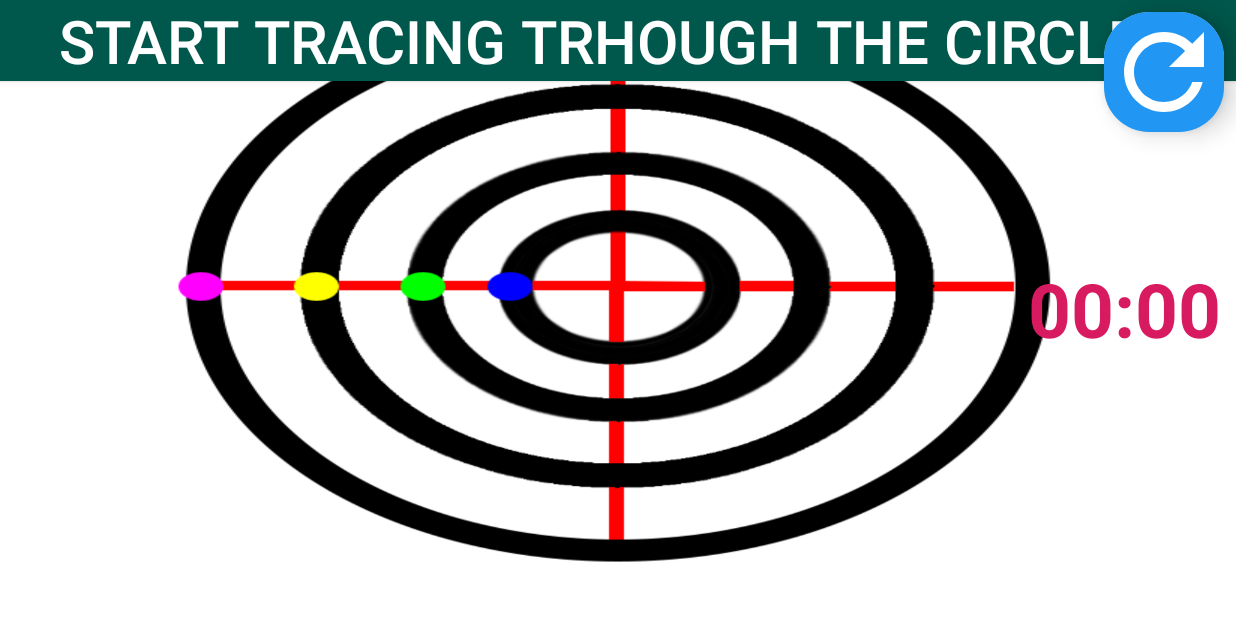
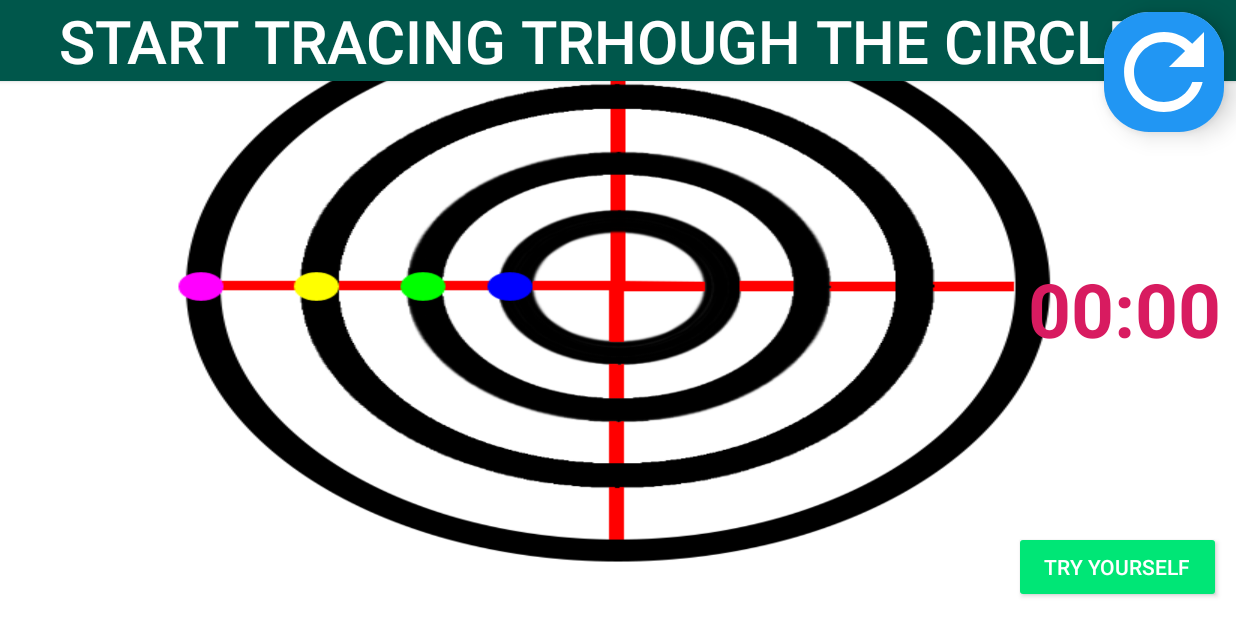
Before and after one commit to AthulKrishna14310/ConcentricCircleDraw_on_release, an Android app: the MainActivity screen opened directly, with no data from a screen before it, on a phone screen of 824 x 412 dp (held sideways). Run offline under Robolectric (Android 15) with nearby library versions, the phone set to English and light mode, and no system bars; libraries missing offline, so code that uses them is left out: com.crowdfire.cfalertdialog.

Commit message:
TryYourself Button added

```diff
--- a/app/src/main/java/com/example/concentriccircledraw/MainActivity.java
+++ b/app/src/main/java/com/example/concentriccircledraw/MainActivity.java
@@ -22,6 +22,7 @@ public class MainActivity extends AppCompatActivity {
     private long base;
     private boolean start = true;
     private MediaPlayer ErrorMediaPlayer;
+    private Button TryYourselfBtn;
 
     @Override
     protected void onCreate(Bundle savedInstanceState) {
@@ -38,6 +39,7 @@ public class MainActivity extends AppCompatActivity {
         paintView = (PaintView) findViewById(R.id.paintView);
         refreshButton = (Button) findViewById(R.id.refreshButton);
         chronometer = (Chronometer) findViewById(R.id.chronometer);
+        TryYourselfBtn = findViewById(R.id.main_try_yourself_btn);
 
         finishButton.setOnClickListener(new View.OnClickListener() {
             @Override
@@ -68,6 +70,15 @@ public class MainActivity extends AppCompatActivity {
             }
         });
 
+        TryYourselfBtn.setOnClickListener(new View.OnClickListener() {
+            @Override
+            public void onClick(View view) {
+
+                startActivity(new Intent(MainActivity.this, TryUrSelfActivity.class));
+
+
+            }
+        });
 
         refreshButton.setOnClickListener(new View.OnClickListener() {
             @Override
--- a/app/src/main/java/com/example/concentriccircledraw/TryUrSelfActivity.java
+++ b/app/src/main/java/com/example/concentriccircledraw/TryUrSelfActivity.java
@@ -3,6 +3,7 @@ package com.example.concentriccircledraw;
 import android.content.DialogInterface;
 import android.content.Intent;
 import android.graphics.Color;
+import android.media.MediaPlayer;
 import android.os.SystemClock;
 import android.support.v7.app.AppCompatActivity;
 import android.os.Bundle;
@@ -50,6 +51,7 @@ public class TryUrSelfActivity extends AppCompatActivity {
     private int temp = 0;
 
 
+
     @Override
     protected void onCreate(Bundle savedInstanceState) {
         super.onCreate(savedInstanceState);
@@ -78,6 +80,7 @@ public class TryUrSelfActivity extends AppCompatActivity {
         chronometer = (Chronometer) findViewById(R.id.chronometer);
 
 
+
     }
 
     @Override
@@ -101,7 +104,7 @@ public class TryUrSelfActivity extends AppCompatActivity {
 
                 } else if (event.getAction() == MotionEvent.ACTION_UP) {
                     finishButton.setText("CLICK HERE IF " + texts.get(circleCount) + " IS FINISHED");
-                    finishButton.setBackgroundColor(Color.parseColor("#D81B60"));
+                    finishButton.setBackgroundColor(Color.parseColor("#00e676"));
                     base = chronometer.getBase();
                     chronometer.setBase(base);
                     chronometer.stop();
@@ -343,4 +346,6 @@ public class TryUrSelfActivity extends AppCompatActivity {
 
         }
     }
+
+
 }
--- a/app/src/main/res/layout/activity_main.xml
+++ b/app/src/main/res/layout/activity_main.xml
@@ -57,5 +57,20 @@
         android:id="@+id/chronometer"
         android:layout_marginRight="10dp"/>
 
+    <Button
+        android:id="@+id/main_try_yourself_btn"
+        android:layout_width="wrap_content"
+        android:layout_height="wrap_content"
+        android:layout_alignParentBottom="true"
+        android:layout_alignParentEnd="true"
+        android:backgroundTint="@color/colorLightGreen"
+        android:text="Try Yourself"
+        android:paddingStart="20dp"
+        android:paddingEnd="20dp"
+        android:padding="5dp"
+        android:textColor="#ffffff"
+        android:layout_margin="10dp"        />
+
+
 
 </RelativeLayout>
```
